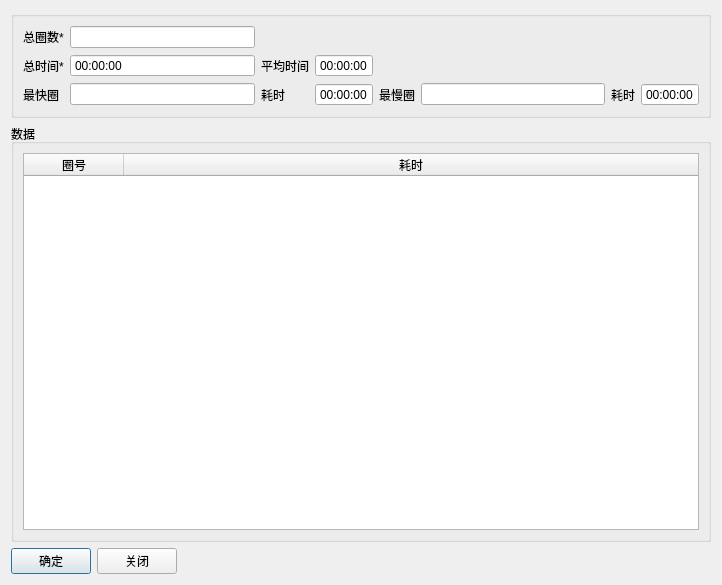
Qt form code/SwimmingPerformance/dialog_addrecord.ui (xinyuewodi/git_test) before a commit.
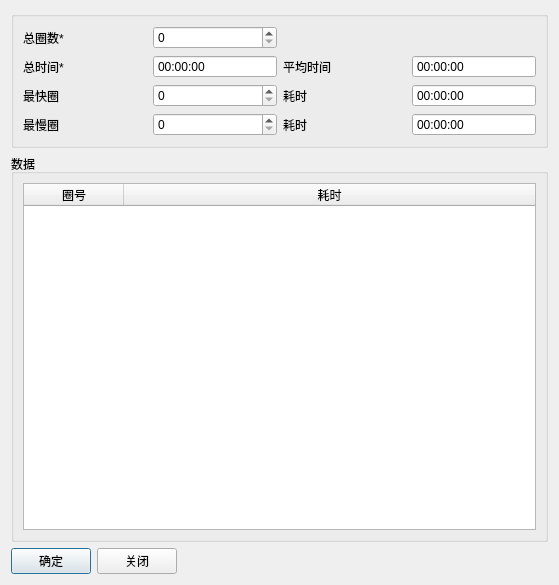
The same form after that commit. Icons and pictures are not drawn.

Commit message:
设置主窗口和数据录入窗口标题
数据录入窗口：
根据总圈数，设置输入表格
	自动清除原有表格内容，添加 总圈数个 空行
	第一列 圈数（自动编号，不可编辑）
	第二列 每圈耗时

```diff
--- a/code/SwimmingPerformance/dialog_addrecord.ui
+++ b/code/SwimmingPerformance/dialog_addrecord.ui
@@ -6,7 +6,7 @@
    <rect>
     <x>0</x>
     <y>0</y>
-    <width>722</width>
+    <width>559</width>
     <height>585</height>
    </rect>
   </property>
@@ -26,6 +26,41 @@
      <layout class="QVBoxLayout" name="verticalLayout">
       <item>
        <layout class="QGridLayout" name="gridLayout">
+        <item row="3" column="1">
+         <widget class="QSpinBox" name="spinBox_fastestLap">
+          <property name="maximum">
+           <number>999</number>
+          </property>
+         </widget>
+        </item>
+        <item row="1" column="0">
+         <widget class="QLabel" name="label_2">
+          <property name="text">
+           <string>总时间*</string>
+          </property>
+         </widget>
+        </item>
+        <item row="1" column="1">
+         <widget class="QTimeEdit" name="timeEdit_totalTime">
+          <property name="buttonSymbols">
+           <enum>QAbstractSpinBox::NoButtons</enum>
+          </property>
+         </widget>
+        </item>
+        <item row="1" column="2">
+         <widget class="QLabel" name="label_3">
+          <property name="text">
+           <string>平均时间</string>
+          </property>
+         </widget>
+        </item>
+        <item row="1" column="3">
+         <widget class="QTimeEdit" name="timeEdit_avgTime">
+          <property name="buttonSymbols">
+           <enum>QAbstractSpinBox::NoButtons</enum>
+          </property>
+         </widget>
+        </item>
         <item row="3" column="3">
          <widget class="QTimeEdit" name="timeEdit_3">
           <property name="buttonSymbols">
@@ -33,13 +68,10 @@
           </property>
          </widget>
         </item>
-        <item row="0" column="1">
-         <widget class="QLineEdit" name="lineEdit">
-          <property name="sizePolicy">
-           <sizepolicy hsizetype="Expanding" vsizetype="Fixed">
-            <horstretch>0</horstretch>
-            <verstretch>0</verstretch>
-           </sizepolicy>
+        <item row="3" column="2">
+         <widget class="QLabel" name="label_6">
+          <property name="text">
+           <string>耗时</string>
           </property>
          </widget>
         </item>
@@ -57,63 +89,36 @@
           </property>
          </widget>
         </item>
-        <item row="3" column="1">
-         <widget class="QLineEdit" name="lineEdit_4"/>
-        </item>
-        <item row="3" column="2">
-         <widget class="QLabel" name="label_6">
-          <property name="text">
-           <string>耗时</string>
+        <item row="0" column="1">
+         <widget class="QSpinBox" name="spinBox_totalLaps">
+          <property name="maximum">
+           <number>999</number>
           </property>
          </widget>
         </item>
-        <item row="3" column="4">
+        <item row="4" column="0">
          <widget class="QLabel" name="label_5">
           <property name="text">
            <string>最慢圈</string>
           </property>
          </widget>
         </item>
-        <item row="3" column="5">
-         <widget class="QLineEdit" name="lineEdit_5"/>
+        <item row="4" column="1">
+         <widget class="QSpinBox" name="spinBox_slowestLap">
+          <property name="maximum">
+           <number>999</number>
+          </property>
+         </widget>
         </item>
-        <item row="3" column="6">
+        <item row="4" column="2">
          <widget class="QLabel" name="label_7">
           <property name="text">
            <string>耗时</string>
           </property>
          </widget>
         </item>
-        <item row="3" column="7">
-         <widget class="QTimeEdit" name="timeEdit_4">
-          <property name="buttonSymbols">
-           <enum>QAbstractSpinBox::NoButtons</enum>
-          </property>
-         </widget>
-        </item>
-        <item row="1" column="0">
-         <widget class="QLabel" name="label_2">
-          <property name="text">
-           <string>总时间*</string>
-          </property>
-         </widget>
-        </item>
-        <item row="1" column="1">
-         <widget class="QTimeEdit" name="timeEdit">
-          <property name="buttonSymbols">
-           <enum>QAbstractSpinBox::NoButtons</enum>
-          </property>
-         </widget>
-        </item>
-        <item row="1" column="2">
-         <widget class="QLabel" name="label_3">
-          <property name="text">
-           <string>平均时间</string>
-          </property>
-         </widget>
-        </item>
-        <item row="1" column="3">
-         <widget class="QTimeEdit" name="timeEdit_2">
+        <item row="4" column="3">
+         <widget class="QTimeEdit" name="timeEdit_STimeCost">
           <property name="buttonSymbols">
            <enum>QAbstractSpinBox::NoButtons</enum>
           </property>
```
Left out of the diff: 18 changed lines with no effect on the pictures. The commit also changes 3 other files.
